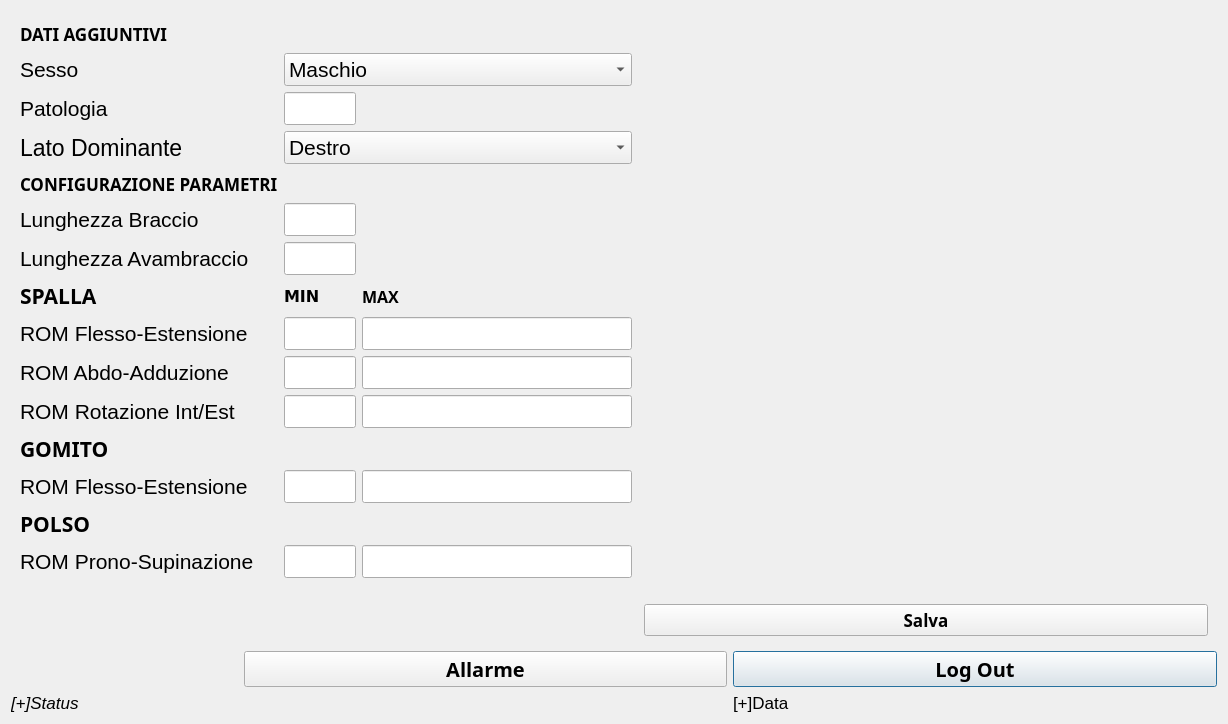
This is ui/sc_assistivo.ui in stex2005/agree_gui as Qt 5 draws it before an edit. The edited form follows.
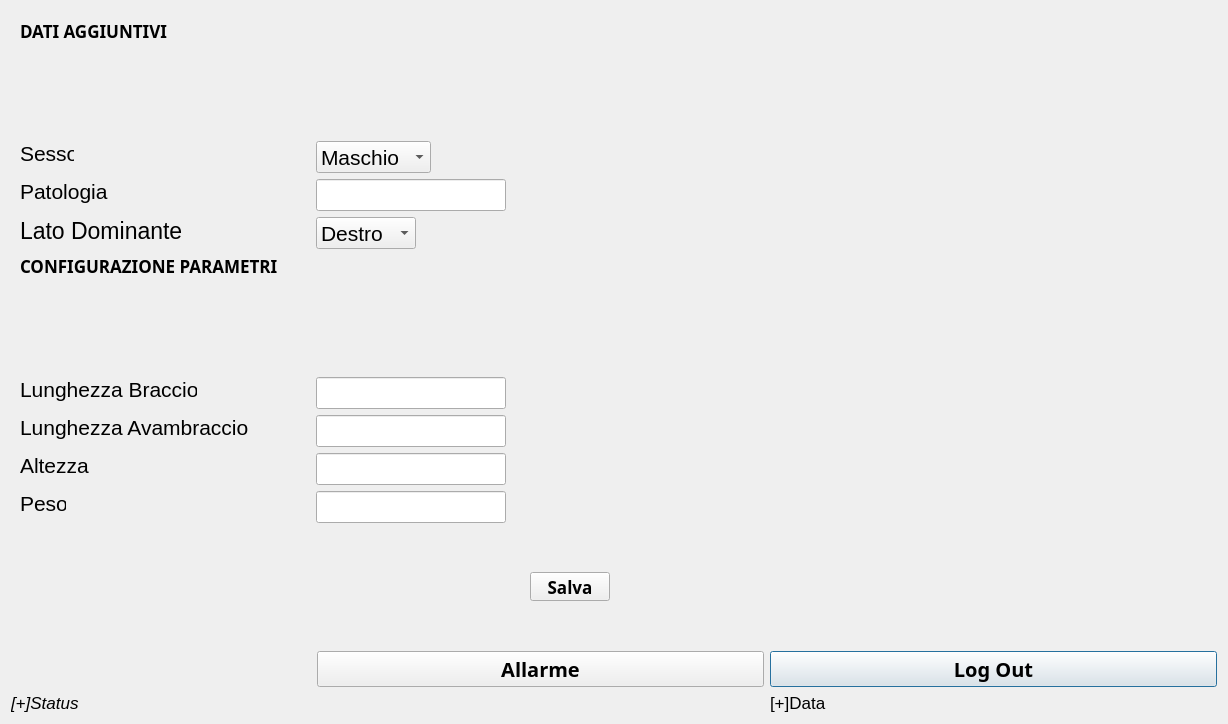
This is the edited form. The open tabs and pages were chosen to show the change.

What changed in the file:
```diff
--- a/ui/sc_assistivo.ui
+++ b/ui/sc_assistivo.ui
@@ -86,335 +86,540 @@
       <number>0</number>
      </property>
      <widget class="QWidget" name="page_config">
-      <layout class="QGridLayout" name="gridLayout_2">
-       <item row="2" column="0">
-        <widget class="QLabel" name="label_2">
-         <property name="text">
-          <string>Patologia</string>
-         </property>
-        </widget>
+      <widget class="QLabel" name="label_la">
+       <property name="geometry">
+        <rect>
+         <x>9</x>
+         <y>404</y>
+         <width>229</width>
+         <height>24</height>
+        </rect>
+       </property>
+       <property name="text">
+        <string>Lunghezza Avambraccio</string>
+       </property>
+      </widget>
+      <widget class="QLineEdit" name="lineEdit_patologia">
+       <property name="geometry">
+        <rect>
+         <x>305</x>
+         <y>168</y>
+         <width>190</width>
+         <height>32</height>
+        </rect>
+       </property>
+      </widget>
+      <widget class="QPushButton" name="pushButton_salva">
+       <property name="geometry">
+        <rect>
+         <x>519</x>
+         <y>561</y>
+         <width>80</width>
+         <height>29</height>
+        </rect>
+       </property>
+       <property name="font">
+        <font>
+         <family>Sans</family>
+         <pointsize>13</pointsize>
+         <weight>75</weight>
+         <bold>true</bold>
+        </font>
+       </property>
+       <property name="text">
+        <string>Salva</string>
+       </property>
+      </widget>
+      <widget class="QLabel" name="label_2">
+       <property name="geometry">
+        <rect>
+         <x>9</x>
+         <y>168</y>
+         <width>91</width>
+         <height>24</height>
+        </rect>
+       </property>
+       <property name="text">
+        <string>Patologia</string>
+       </property>
+      </widget>
+      <widget class="QComboBox" name="comboBox_latodom">
+       <property name="geometry">
+        <rect>
+         <x>305</x>
+         <y>206</y>
+         <width>100</width>
+         <height>32</height>
+        </rect>
+       </property>
+       <item>
+        <property name="text">
+         <string>Destro</string>
+        </property>
        </item>
-       <item row="5" column="2" colspan="3">
-        <spacer name="horizontalSpacer_2">
-         <property name="orientation">
-          <enum>Qt::Horizontal</enum>
-         </property>
-         <property name="sizeHint" stdset="0">
-          <size>
-           <width>792</width>
-           <height>17</height>
-          </size>
-         </property>
-        </spacer>
+       <item>
+        <property name="text">
+         <string>Sinistro</string>
+        </property>
        </item>
-       <item row="25" column="1">
-        <widget class="QLineEdit" name="lineEdit_rom5_min"/>
+      </widget>
+      <widget class="QLabel" name="label_11">
+       <property name="geometry">
+        <rect>
+         <x>9</x>
+         <y>244</y>
+         <width>290</width>
+         <height>21</height>
+        </rect>
+       </property>
+       <property name="font">
+        <font>
+         <family>Sans</family>
+         <pointsize>13</pointsize>
+         <weight>75</weight>
+         <bold>true</bold>
+        </font>
+       </property>
+       <property name="text">
+        <string>CONFIGURAZIONE PARAMETRI</string>
+       </property>
+      </widget>
+      <widget class="QLineEdit" name="lineEdit_la">
+       <property name="geometry">
+        <rect>
+         <x>305</x>
+         <y>404</y>
+         <width>190</width>
+         <height>32</height>
+        </rect>
+       </property>
+      </widget>
+      <widget class="QComboBox" name="comboBox_sesso">
+       <property name="geometry">
+        <rect>
+         <x>305</x>
+         <y>130</y>
+         <width>115</width>
+         <height>32</height>
+        </rect>
+       </property>
+       <item>
+        <property name="text">
+         <string>Maschio</string>
+        </property>
        </item>
-       <item row="2" column="1">
-        <widget class="QLineEdit" name="lineEdit_patologia"/>
+       <item>
+        <property name="text">
+         <string>Femmina</string>
+        </property>
        </item>
-       <item row="14" column="1">
-        <widget class="QLineEdit" name="lineEdit_rom2_min"/>
-       </item>
-       <item row="21" column="0">
-        <widget class="QLabel" name="label_rom4">
-         <property name="text">
-          <string>ROM Flesso-Estensione</string>
-         </property>
-        </widget>
-       </item>
-       <item row="25" column="0">
-        <widget class="QLabel" name="label_rom5">
-         <property name="text">
-          <string>ROM Prono-Supinazione</string>
-         </property>
-        </widget>
-       </item>
-       <item row="25" column="2">
-        <widget class="QLineEdit" name="lineEdit_rom5_max"/>
-       </item>
-       <item row="12" column="2">
-        <widget class="QLabel" name="label_9">
-         <property name="font">
-          <font>
-           <family>Sans</family>
-           <pointsize>12</pointsize>
-           <weight>75</weight>
-           <bold>true</bold>
-          </font>
-         </property>
-         <property name="text">
-          <string>MAX</string>
-         </property>
-        </widget>
-       </item>
-       <item row="21" column="1">
-        <widget class="QLineEdit" name="lineEdit_rom4_min"/>
-       </item>
-       <item row="13" column="2">
-        <widget class="QLineEdit" name="lineEdit_rom1_max"/>
-       </item>
-       <item row="3" column="0">
-        <widget class="QLabel" name="label_3">
-         <property name="font">
-          <font>
-           <pointsize>17</pointsize>
-          </font>
-         </property>
-         <property name="text">
-          <string>Lato Dominante</string>
-         </property>
-        </widget>
-       </item>
-       <item row="5" column="1">
-        <widget class="QLineEdit" name="lineEdit_lb"/>
-       </item>
-       <item row="13" column="0">
-        <widget class="QLabel" name="label_rom1">
-         <property name="text">
-          <string>ROM Flesso-Estensione</string>
-         </property>
-        </widget>
-       </item>
-       <item row="21" column="2">
-        <widget class="QLineEdit" name="lineEdit_rom4_max"/>
-       </item>
-       <item row="29" column="4">
-        <widget class="QPushButton" name="pushButton_salva">
-         <property name="font">
-          <font>
-           <family>Sans</family>
-           <pointsize>13</pointsize>
-           <weight>75</weight>
-           <bold>true</bold>
-          </font>
-         </property>
-         <property name="text">
-          <string>Salva</string>
-         </property>
-        </widget>
-       </item>
-       <item row="1" column="0">
-        <widget class="QLabel" name="label">
-         <property name="text">
-          <string>Sesso</string>
-         </property>
-        </widget>
-       </item>
-       <item row="14" column="2">
-        <widget class="QLineEdit" name="lineEdit_rom2_max"/>
-       </item>
-       <item row="24" column="3" colspan="2">
-        <spacer name="horizontalSpacer_3">
-         <property name="orientation">
-          <enum>Qt::Horizontal</enum>
-         </property>
-         <property name="sizeHint" stdset="0">
-          <size>
-           <width>691</width>
-           <height>20</height>
-          </size>
-         </property>
-        </spacer>
-       </item>
-       <item row="4" column="1">
-        <spacer name="verticalSpacer">
-         <property name="orientation">
-          <enum>Qt::Vertical</enum>
-         </property>
-         <property name="sizeHint" stdset="0">
-          <size>
-           <width>20</width>
-           <height>40</height>
-          </size>
-         </property>
-        </spacer>
-       </item>
-       <item row="14" column="0">
-        <widget class="QLabel" name="label_rom2">
-         <property name="text">
-          <string>ROM Abdo-Adduzione</string>
-         </property>
-        </widget>
-       </item>
-       <item row="9" column="1">
-        <widget class="QLineEdit" name="lineEdit_la"/>
-       </item>
-       <item row="0" column="0">
-        <widget class="QLabel" name="label_4">
-         <property name="font">
-          <font>
-           <family>Sans</family>
-           <pointsize>13</pointsize>
-           <weight>75</weight>
-           <bold>true</bold>
-          </font>
-         </property>
-         <property name="text">
-          <string>DATI AGGIUNTIVI</string>
-         </property>
-        </widget>
-       </item>
-       <item row="18" column="1">
-        <widget class="QLineEdit" name="lineEdit_rom3_min"/>
-       </item>
-       <item row="28" column="4">
-        <spacer name="horizontalSpacer">
-         <property name="orientation">
-          <enum>Qt::Horizontal</enum>
-         </property>
-         <property name="sizeHint" stdset="0">
-          <size>
-           <width>40</width>
-           <height>20</height>
-          </size>
-         </property>
-        </spacer>
-       </item>
-       <item row="18" column="2">
-        <widget class="QLineEdit" name="lineEdit_rom3_max"/>
-       </item>
-       <item row="9" column="0">
-        <widget class="QLabel" name="label_la">
-         <property name="text">
-          <string>Lunghezza Avambraccio</string>
-         </property>
-        </widget>
-       </item>
-       <item row="18" column="0">
-        <widget class="QLabel" name="label_rom3">
-         <property name="text">
-          <string>ROM Rotazione Int/Est</string>
-         </property>
-        </widget>
-       </item>
-       <item row="13" column="1">
-        <widget class="QLineEdit" name="lineEdit_rom1_min"/>
-       </item>
-       <item row="5" column="0">
-        <widget class="QLabel" name="label_lb">
-         <property name="text">
-          <string>Lunghezza Braccio</string>
-         </property>
-        </widget>
-       </item>
-       <item row="19" column="0">
-        <widget class="QLabel" name="label_10">
-         <property name="font">
-          <font>
-           <family>Sans</family>
-           <pointsize>16</pointsize>
-           <weight>75</weight>
-           <bold>true</bold>
-          </font>
-         </property>
-         <property name="text">
-          <string>GOMITO</string>
-         </property>
-        </widget>
-       </item>
-       <item row="12" column="1">
-        <widget class="QLabel" name="label_8">
-         <property name="font">
-          <font>
-           <family>DejaVu Sans</family>
-           <pointsize>12</pointsize>
-           <weight>75</weight>
-           <bold>true</bold>
-          </font>
-         </property>
-         <property name="text">
-          <string>MIN</string>
-         </property>
-        </widget>
-       </item>
-       <item row="24" column="0">
-        <widget class="QLabel" name="label_12">
-         <property name="font">
-          <font>
-           <family>Sans</family>
-           <pointsize>16</pointsize>
-           <weight>75</weight>
-           <bold>true</bold>
-          </font>
-         </property>
-         <property name="text">
-          <string>POLSO</string>
-         </property>
-        </widget>
-       </item>
-       <item row="0" column="1">
-        <spacer name="verticalSpacer_3">
-         <property name="orientation">
-          <enum>Qt::Vertical</enum>
-         </property>
-         <property name="sizeHint" stdset="0">
-          <size>
-           <width>20</width>
-           <height>40</height>
-          </size>
-         </property>
-        </spacer>
-       </item>
-       <item row="4" column="0">
-        <widget class="QLabel" name="label_11">
-         <property name="font">
-          <font>
-           <family>Sans</family>
-           <pointsize>13</pointsize>
-           <weight>75</weight>
-           <bold>true</bold>
-          </font>
-         </property>
-         <property name="text">
-          <string>CONFIGURAZIONE PARAMETRI</string>
-         </property>
-        </widget>
-       </item>
-       <item row="12" column="0">
-        <widget class="QLabel" name="label_7">
-         <property name="font">
-          <font>
-           <family>Sans</family>
-           <pointsize>16</pointsize>
-           <weight>75</weight>
-           <bold>true</bold>
-          </font>
-         </property>
-         <property name="text">
-          <string>SPALLA</string>
-         </property>
-        </widget>
-       </item>
-       <item row="3" column="1" colspan="2">
-        <widget class="QComboBox" name="comboBox_latodom">
-         <item>
-          <property name="text">
-           <string>Destro</string>
-          </property>
-         </item>
-         <item>
-          <property name="text">
-           <string>Sinistro</string>
-          </property>
-         </item>
-        </widget>
-       </item>
-       <item row="1" column="1" colspan="2">
-        <widget class="QComboBox" name="comboBox_sesso">
-         <item>
-          <property name="text">
-           <string>Maschio</string>
-          </property>
-         </item>
-         <item>
-          <property name="text">
-           <string>Femmina</string>
-          </property>
-         </item>
-        </widget>
-       </item>
-      </layout>
+      </widget>
+      <widget class="QLabel" name="label_4">
+       <property name="geometry">
+        <rect>
+         <x>9</x>
+         <y>9</y>
+         <width>164</width>
+         <height>21</height>
+        </rect>
+       </property>
+       <property name="font">
+        <font>
+         <family>Sans</family>
+         <pointsize>13</pointsize>
+         <weight>75</weight>
+         <bold>true</bold>
+        </font>
+       </property>
+       <property name="text">
+        <string>DATI AGGIUNTIVI</string>
+       </property>
+      </widget>
+      <widget class="QLineEdit" name="lineEdit_lb">
+       <property name="geometry">
+        <rect>
+         <x>305</x>
+         <y>366</y>
+         <width>190</width>
+         <height>32</height>
+        </rect>
+       </property>
+      </widget>
+      <widget class="QLabel" name="label_lb">
+       <property name="geometry">
+        <rect>
+         <x>9</x>
+         <y>366</y>
+         <width>177</width>
+         <height>24</height>
+        </rect>
+       </property>
+       <property name="text">
+        <string>Lunghezza Braccio</string>
+       </property>
+      </widget>
+      <widget class="QLabel" name="label_3">
+       <property name="geometry">
+        <rect>
+         <x>9</x>
+         <y>206</y>
+         <width>168</width>
+         <height>27</height>
+        </rect>
+       </property>
+       <property name="font">
+        <font>
+         <pointsize>17</pointsize>
+        </font>
+       </property>
+       <property name="text">
+        <string>Lato Dominante</string>
+       </property>
+      </widget>
+      <widget class="QLabel" name="label">
+       <property name="geometry">
+        <rect>
+         <x>9</x>
+         <y>130</y>
+         <width>54</width>
+         <height>24</height>
+        </rect>
+       </property>
+       <property name="text">
+        <string>Sesso</string>
+       </property>
+      </widget>
+      <widget class="QLabel" name="label_23">
+       <property name="geometry">
+        <rect>
+         <x>9</x>
+         <y>442</y>
+         <width>71</width>
+         <height>24</height>
+        </rect>
+       </property>
+       <property name="text">
+        <string>Altezza</string>
+       </property>
+      </widget>
+      <widget class="QLabel" name="label_24">
+       <property name="geometry">
+        <rect>
+         <x>9</x>
+         <y>480</y>
+         <width>46</width>
+         <height>24</height>
+        </rect>
+       </property>
+       <property name="text">
+        <string>Peso</string>
+       </property>
+      </widget>
+      <widget class="QLineEdit" name="lineEdit_w">
+       <property name="geometry">
+        <rect>
+         <x>305</x>
+         <y>442</y>
+         <width>190</width>
+         <height>32</height>
+        </rect>
+       </property>
+      </widget>
+      <widget class="QLineEdit" name="lineEdit_h">
+       <property name="geometry">
+        <rect>
+         <x>305</x>
+         <y>480</y>
+         <width>190</width>
+         <height>32</height>
+        </rect>
+       </property>
+      </widget>
+     </widget>
+     <widget class="QWidget" name="page_ROM_sc3">
+      <widget class="QLineEdit" name="lineEdit_rom2_max">
+       <property name="geometry">
+        <rect>
+         <x>731</x>
+         <y>165</y>
+         <width>193</width>
+         <height>32</height>
+        </rect>
+       </property>
+      </widget>
+      <widget class="QLineEdit" name="lineEdit_rom3_max">
+       <property name="geometry">
+        <rect>
+         <x>737</x>
+         <y>203</y>
+         <width>193</width>
+         <height>32</height>
+        </rect>
+       </property>
+      </widget>
+      <widget class="QLineEdit" name="lineEdit_rom1_max">
+       <property name="geometry">
+        <rect>
+         <x>743</x>
+         <y>127</y>
+         <width>193</width>
+         <height>32</height>
+        </rect>
+       </property>
+      </widget>
+      <widget class="QLineEdit" name="lineEdit_rom1_min">
+       <property name="geometry">
+        <rect>
+         <x>505</x>
+         <y>127</y>
+         <width>193</width>
+         <height>32</height>
+        </rect>
+       </property>
+      </widget>
+      <widget class="QLineEdit" name="lineEdit_rom2_min">
+       <property name="geometry">
+        <rect>
+         <x>505</x>
+         <y>165</y>
+         <width>193</width>
+         <height>32</height>
+        </rect>
+       </property>
+      </widget>
+      <widget class="QLineEdit" name="lineEdit_rom3_min">
+       <property name="geometry">
+        <rect>
+         <x>505</x>
+         <y>203</y>
+         <width>193</width>
+         <height>32</height>
+        </rect>
+       </property>
+      </widget>
+      <widget class="QLabel" name="label_31">
+       <property name="geometry">
+        <rect>
+         <x>235</x>
+         <y>96</y>
+         <width>91</width>
+         <height>25</height>
+        </rect>
+       </property>
+       <property name="font">
+        <font>
+         <family>Sans</family>
+         <pointsize>16</pointsize>
+         <weight>75</weight>
+         <bold>true</bold>
+        </font>
+       </property>
+       <property name="text">
+        <string>SPALLA</string>
+       </property>
+      </widget>
+      <widget class="QLabel" name="label_rom1_2">
+       <property name="geometry">
+        <rect>
+         <x>235</x>
+         <y>127</y>
+         <width>223</width>
+         <height>24</height>
+        </rect>
+       </property>
+       <property name="text">
+        <string>ROM Flesso-Estensione</string>
+       </property>
+      </widget>
+      <widget class="QLabel" name="label_rom2_2">
+       <property name="geometry">
+        <rect>
+         <x>235</x>
+         <y>165</y>
+         <width>212</width>
+         <height>24</height>
+        </rect>
+       </property>
+       <property name="text">
+        <string>ROM Abdo-Adduzione</string>
+       </property>
+      </widget>
+      <widget class="QLabel" name="label_rom3_2">
+       <property name="geometry">
+        <rect>
+         <x>235</x>
+         <y>203</y>
+         <width>219</width>
+         <height>24</height>
+        </rect>
+       </property>
+       <property name="text">
+        <string>ROM Rotazione Int/Est</string>
+       </property>
+      </widget>
+      <widget class="QLabel" name="label_30">
+       <property name="geometry">
+        <rect>
+         <x>235</x>
+         <y>483</y>
+         <width>80</width>
+         <height>25</height>
+        </rect>
+       </property>
+       <property name="font">
+        <font>
+         <family>Sans</family>
+         <pointsize>16</pointsize>
+         <weight>75</weight>
+         <bold>true</bold>
+        </font>
+       </property>
+       <property name="text">
+        <string>POLSO</string>
+       </property>
+      </widget>
+      <widget class="QLabel" name="label_rom5_2">
+       <property name="geometry">
+        <rect>
+         <x>235</x>
+         <y>514</y>
+         <width>232</width>
+         <height>24</height>
+        </rect>
+       </property>
+       <property name="text">
+        <string>ROM Prono-Supinazione</string>
+       </property>
+      </widget>
+      <widget class="QLineEdit" name="lineEdit_rom5_min">
+       <property name="geometry">
+        <rect>
+         <x>505</x>
+         <y>514</y>
+         <width>193</width>
+         <height>32</height>
+        </rect>
+       </property>
+      </widget>
+      <widget class="QLabel" name="label_rom4_2">
+       <property name="geometry">
+        <rect>
+         <x>235</x>
+         <y>359</y>
+         <width>223</width>
+         <height>24</height>
+        </rect>
+       </property>
+       <property name="text">
+        <string>ROM Flesso-Estensione</string>
+       </property>
+      </widget>
+      <widget class="QLabel" name="label_29">
+       <property name="geometry">
+        <rect>
+         <x>235</x>
+         <y>328</y>
+         <width>96</width>
+         <height>25</height>
+        </rect>
+       </property>
+       <property name="font">
+        <font>
+         <family>Sans</family>
+         <pointsize>16</pointsize>
+         <weight>75</weight>
+         <bold>true</bold>
+        </font>
+       </property>
+       <property name="text">
+        <string>GOMITO</string>
+       </property>
+      </widget>
+      <widget class="QLineEdit" name="lineEdit_rom4_min">
+       <property name="geometry">
+        <rect>
+         <x>505</x>
+         <y>359</y>
+         <width>193</width>
+         <height>32</height>
+        </rect>
+       </property>
+      </widget>
+      <widget class="QPushButton" name="pushButton_salva_rom_sc3">
+       <property name="geometry">
+        <rect>
+         <x>975</x>
+         <y>576</y>
+         <width>80</width>
+         <height>32</height>
+        </rect>
+       </property>
+       <property name="text">
+        <string>Salva</string>
+       </property>
+      </widget>
+      <widget class="QLabel" name="label_28">
+       <property name="geometry">
+        <rect>
+         <x>743</x>
+         <y>96</y>
+         <width>42</width>
+         <height>19</height>
+        </rect>
+       </property>
+       <property name="font">
+        <font>
+         <family>Sans</family>
+         <pointsize>12</pointsize>
+         <weight>75</weight>
+         <bold>true</bold>
+        </font>
+       </property>
+       <property name="text">
+        <string>MAX</string>
+       </property>
+      </widget>
+      <widget class="QLabel" name="label_36">
+       <property name="geometry">
+        <rect>
+         <x>505</x>
+         <y>96</y>
+         <width>36</width>
+         <height>19</height>
+        </rect>
+       </property>
+       <property name="font">
+        <font>
+         <family>DejaVu Sans</family>
+         <pointsize>12</pointsize>
+         <weight>75</weight>
+         <bold>true</bold>
+        </font>
+       </property>
+       <property name="text">
+        <string>MIN</string>
+       </property>
+      </widget>
+      <widget class="QLineEdit" name="lineEdit_rom4_max">
+       <property name="geometry">
+        <rect>
+         <x>743</x>
+         <y>359</y>
+         <width>193</width>
+         <height>32</height>
+        </rect>
+       </property>
+      </widget>
+      <widget class="QLineEdit" name="lineEdit_rom5_max">
+       <property name="geometry">
+        <rect>
+         <x>743</x>
+         <y>514</y>
+         <width>193</width>
+         <height>32</height>
+        </rect>
+       </property>
+      </widget>
      </widget>
      <widget class="QWidget" name="page_rot_gomito">
       <widget class="QLabel" name="label_19">
@@ -674,9 +879,21 @@
          <property name="title">
           <string>SESSIONE UTILIZZO </string>
          </property>
-         <layout class="QGridLayout" name="gridLayout_4">
-          <item row="3" column="0">
-           <widget class="QPushButton" name="pushButton_rest">
+         <layout class="QGridLayout" name="gridLayout_2">
+          <item row="0" column="0">
+           <widget class="QPushButton" name="pushButton_joystick">
+            <property name="minimumSize">
+             <size>
+              <width>0</width>
+              <height>60</height>
+             </size>
+            </property>
+            <property name="maximumSize">
+             <size>
+              <width>16777215</width>
+              <height>60</height>
+             </size>
+            </property>
             <property name="text">
              <string>Posizione di Rest</string>
             </property>
```
Left out of the diff: 448 changed lines with no effect on the pictures.
